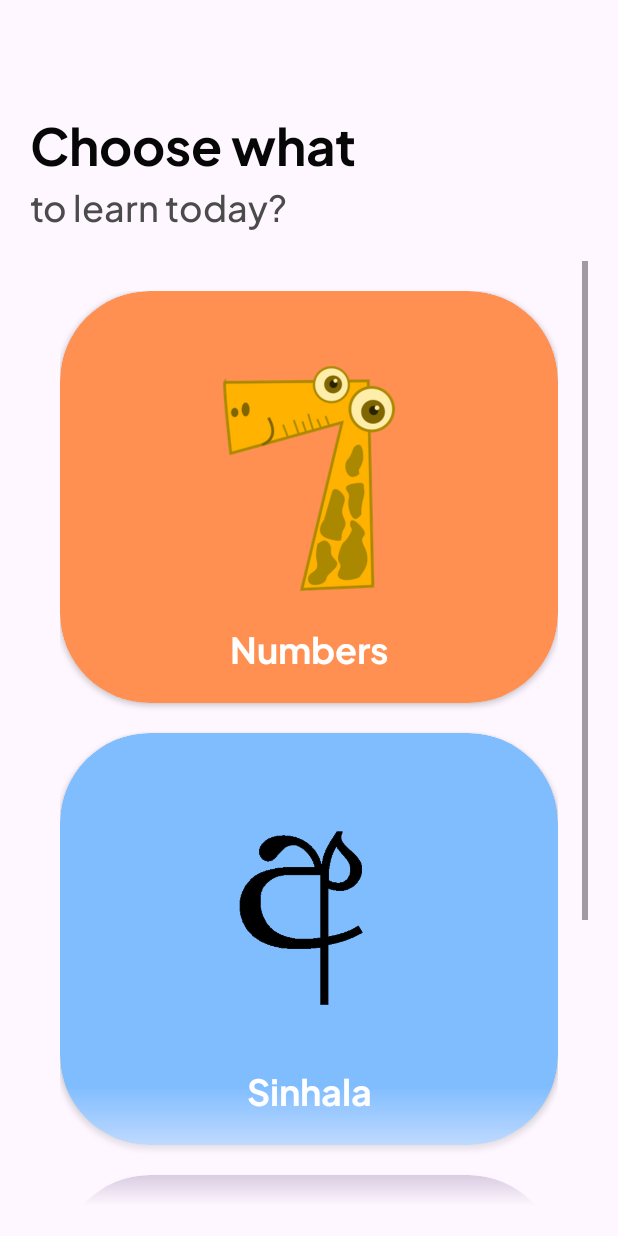
After one commit to DItheM/ElementaryApp, an Android app: the HomeActivity screen opened directly, with no data from a screen before it, on a phone screen of 412 x 824 dp. The commit adds this screen. Run offline under Robolectric (Android 15) with nearby library versions, the phone set to English and light mode, and no system bars.

Commit message:
home layout added

```diff
--- /dev/null
+++ b/app/src/main/java/com/example/elementaryapp/content/HomeActivity.java
@@ -0,0 +1,16 @@
+package com.example.elementaryapp.content;
+
+import androidx.appcompat.app.AppCompatActivity;
+
+import android.os.Bundle;
+
+import com.example.elementaryapp.R;
+
+public class HomeActivity extends AppCompatActivity {
+
+    @Override
+    protected void onCreate(Bundle savedInstanceState) {
+        super.onCreate(savedInstanceState);
+        setContentView(R.layout.activity_home);
+    }
+}
--- a/app/src/main/java/com/example/elementaryapp/register/SignInActivity.java
+++ b/app/src/main/java/com/example/elementaryapp/register/SignInActivity.java
@@ -2,9 +2,13 @@ package com.example.elementaryapp.register;
 
 import androidx.appcompat.app.AppCompatActivity;
 
+import android.content.Intent;
 import android.os.Bundle;
+import android.view.View;
+import android.widget.Button;
 
 import com.example.elementaryapp.R;
+import com.example.elementaryapp.content.HomeActivity;
 
 public class SignInActivity extends AppCompatActivity {
 
@@ -12,5 +16,15 @@ public class SignInActivity extends AppCompatActivity {
     protected void onCreate(Bundle savedInstanceState) {
         super.onCreate(savedInstanceState);
         setContentView(R.layout.activity_sign_in);
+
+        Button startLearningBtn = findViewById(R.id.start_learning_btn);
+
+        startLearningBtn.setOnClickListener(new View.OnClickListener() {
+            @Override
+            public void onClick(View view) {
+                Intent intent = new Intent(SignInActivity.this, HomeActivity.class);
+                startActivity(intent);
+            }
+        });
     }
 }
--- /dev/null
+++ b/app/src/main/res/layout/activity_home.xml
@@ -0,0 +1,182 @@
+<?xml version="1.0" encoding="utf-8"?>
+<androidx.constraintlayout.widget.ConstraintLayout xmlns:android="http://schemas.android.com/apk/res/android"
+    xmlns:app="http://schemas.android.com/apk/res-auto"
+    xmlns:tools="http://schemas.android.com/tools"
+    android:layout_width="match_parent"
+    android:layout_height="match_parent"
+    android:layout_margin="20dp"
+    tools:context=".content.HomeActivity">
+
+    <LinearLayout
+        android:id="@+id/linearLayout2"
+        android:layout_width="wrap_content"
+        android:layout_height="wrap_content"
+        android:layout_marginTop="50dp"
+        android:orientation="vertical"
+        app:layout_constraintEnd_toEndOf="parent"
+        app:layout_constraintHorizontal_bias="0.0"
+        app:layout_constraintStart_toStartOf="parent"
+        app:layout_constraintTop_toTopOf="parent">
+
+        <TextView
+            android:id="@+id/textView2"
+            android:layout_width="wrap_content"
+            android:layout_height="wrap_content"
+            android:fontFamily="@font/plusjakartasansbold"
+            android:text="Choose what"
+            android:textColor="@color/Heading"
+            android:textSize="34sp" />
+
+        <TextView
+            android:id="@+id/textView3"
+            android:layout_width="wrap_content"
+            android:layout_height="wrap_content"
+            android:fontFamily="@font/plusjakartasansmedium"
+            android:text="to learn today?"
+            android:textColor="@color/subHead"
+            android:textSize="24sp" />
+
+    </LinearLayout>
+
+    <ScrollView
+        android:layout_width="0dp"
+        android:layout_height="0dp"
+        android:layout_marginTop="20dp"
+        android:fadingEdgeLength="80dp"
+        android:requiresFadingEdge="vertical"
+        app:layout_constraintBottom_toBottomOf="parent"
+        app:layout_constraintEnd_toEndOf="parent"
+        app:layout_constraintStart_toStartOf="parent"
+        app:layout_constraintTop_toBottomOf="@+id/linearLayout2">
+
+        <LinearLayout
+            android:layout_width="match_parent"
+            android:layout_height="match_parent"
+            android:orientation="vertical"
+            android:padding="20dp">
+
+            <androidx.cardview.widget.CardView
+                android:id="@+id/cardView"
+                android:layout_width="match_parent"
+                android:layout_height="match_parent"
+                app:cardBackgroundColor="@color/bgClr_1"
+                app:cardCornerRadius="60dp">
+
+                <androidx.constraintlayout.widget.ConstraintLayout
+                    android:layout_width="match_parent"
+                    android:layout_height="match_parent">
+
+                    <ImageView
+                        android:id="@+id/imageView2"
+                        android:layout_width="150dp"
+                        android:layout_height="150dp"
+                        android:layout_marginTop="50dp"
+                        app:layout_constraintEnd_toEndOf="parent"
+                        app:layout_constraintStart_toStartOf="parent"
+                        app:layout_constraintTop_toTopOf="parent"
+                        app:srcCompat="@drawable/m_1" />
+
+                    <TextView
+                        android:id="@+id/textView6"
+                        android:layout_width="wrap_content"
+                        android:layout_height="wrap_content"
+                        android:layout_marginTop="20dp"
+                        android:layout_marginBottom="20dp"
+                        android:fontFamily="@font/plusjakartasansbold"
+                        android:text="Numbers"
+                        android:textColor="@color/white"
+                        android:textSize="24sp"
+                        app:layout_constraintBottom_toBottomOf="parent"
+                        app:layout_constraintEnd_toEndOf="parent"
+                        app:layout_constraintStart_toStartOf="parent"
+                        app:layout_constraintTop_toBottomOf="@+id/imageView2"
+                        app:layout_constraintVertical_bias="0.26" />
+                </androidx.constraintlayout.widget.ConstraintLayout>
+
+            </androidx.cardview.widget.CardView>
+
+            <androidx.cardview.widget.CardView
+                android:id="@+id/cardView2"
+                android:layout_width="match_parent"
+                android:layout_height="wrap_content"
+                android:layout_marginTop="20dp"
+                app:cardBackgroundColor="@color/bgClr_3"
+                app:cardCornerRadius="60dp">
+
+                <androidx.constraintlayout.widget.ConstraintLayout
+                    android:layout_width="match_parent"
+                    android:layout_height="match_parent">
+
+                    <ImageView
+                        android:id="@+id/imageView3"
+                        android:layout_width="150dp"
+                        android:layout_height="150dp"
+                        android:layout_marginTop="50dp"
+                        app:layout_constraintEnd_toEndOf="parent"
+                        app:layout_constraintStart_toStartOf="parent"
+                        app:layout_constraintTop_toTopOf="parent"
+                        app:srcCompat="@drawable/s_1" />
+
+                    <TextView
+                        android:id="@+id/textView7"
+                        android:layout_width="wrap_content"
+                        android:layout_height="wrap_content"
+                        android:layout_marginTop="20dp"
+                        android:layout_marginBottom="20dp"
+                        android:fontFamily="@font/plusjakartasansbold"
+                        android:text="Sinhala"
+                        android:textColor="@color/white"
+                        android:textSize="24sp"
+                        app:layout_constraintBottom_toBottomOf="parent"
+                        app:layout_constraintEnd_toEndOf="parent"
+                        app:layout_constraintStart_toStartOf="parent"
+                        app:layout_constraintTop_toBottomOf="@+id/imageView3"
+                        app:layout_constraintVertical_bias="0.26" />
+                </androidx.constraintlayout.widget.ConstraintLayout>
+
+            </androidx.cardview.widget.CardView>
+
+            <androidx.cardview.widget.CardView
+                android:id="@+id/cardView3"
+                android:layout_width="match_parent"
+                android:layout_height="match_parent"
+                android:layout_marginTop="20dp"
+                app:cardBackgroundColor="@color/bgClr_2"
+                app:cardCornerRadius="60dp">
+
+                <androidx.constraintlayout.widget.ConstraintLayout
+                    android:layout_width="match_parent"
+                    android:layout_height="match_parent">
+
+                    <ImageView
+                        android:id="@+id/imageView4"
+                        android:layout_width="150dp"
+                        android:layout_height="150dp"
+                        android:layout_marginTop="50dp"
+                        app:layout_constraintEnd_toEndOf="parent"
+                        app:layout_constraintStart_toStartOf="parent"
+                        app:layout_constraintTop_toTopOf="parent"
+                        app:srcCompat="@drawable/e_1" />
+
+                    <TextView
+                        android:id="@+id/textView8"
+                        android:layout_width="wrap_content"
+                        android:layout_height="wrap_content"
+                        android:layout_marginTop="20dp"
+                        android:layout_marginBottom="20dp"
+                        android:fontFamily="@font/plusjakartasansbold"
+                        android:text="Environment"
+                        android:textColor="@color/white"
+                        android:textSize="24sp"
+                        app:layout_constraintBottom_toBottomOf="parent"
+                        app:layout_constraintEnd_toEndOf="parent"
+                        app:layout_constraintStart_toStartOf="parent"
+                        app:layout_constraintTop_toBottomOf="@+id/imageView4"
+                        app:layout_constraintVertical_bias="0.26" />
+                </androidx.constraintlayout.widget.ConstraintLayout>
+
+            </androidx.cardview.widget.CardView>
+        </LinearLayout>
+    </ScrollView>
+
+</androidx.constraintlayout.widget.ConstraintLayout>
--- a/app/src/main/res/layout/activity_sign_in.xml
+++ b/app/src/main/res/layout/activity_sign_in.xml
@@ -80,13 +80,13 @@
 
     <ImageView
         android:id="@+id/imageView"
-        android:layout_width="300dp"
-        android:layout_height="300dp"
+        android:layout_width="250dp"
+        android:layout_height="250dp"
         android:layout_marginTop="20dp"
         app:layout_constraintEnd_toEndOf="parent"
         app:layout_constraintStart_toStartOf="parent"
         app:layout_constraintTop_toBottomOf="@+id/linearLayout2"
-        app:srcCompat="@drawable/i_1" />
+        app:srcCompat="@drawable/i_3" />
 
     <TextView
         android:id="@+id/textView"
@@ -104,7 +104,7 @@
         app:layout_constraintTop_toBottomOf="@+id/imageView" />
 
     <Button
-        android:id="@+id/button"
+        android:id="@+id/start_learning_btn"
         android:layout_width="300dp"
         android:layout_height="60dp"
         android:layout_marginTop="40dp"
--- a/app/src/main/res/values/colors.xml
+++ b/app/src/main/res/values/colors.xml
@@ -12,5 +12,9 @@
 
     <color name="btnBack">#181824</color>
 
-    <color name="navBtn">#191919</color>
+    <color name="navBackBtn">#191919</color>
+
+    <color name="bgClr_1">#ff9051</color>
+    <color name="bgClr_2">#714f8c</color>
+    <color name="bgClr_3">#80bdff</color>
 </resources>
--- a/app/src/main/res/values/styles.xml
+++ b/app/src/main/res/values/styles.xml
@@ -1,11 +1,11 @@
 <?xml version="1.0" encoding="utf-8"?>
 <resources>
     <style name="email">
-        <item name="android:background">@color/text_edit_background</item>
+<!--        <item name="android:background">@color/text_edit_background</item>-->
         <item name="android:padding">16dp</item>
-        <item name="android:drawableLeft">@drawable/ic_baseline_email_24</item>
-        <item name="drawableTint">@color/placeholder_color</item>
-        <item name="android:textColorHint">@color/placeholder_color</item>
+<!--        <item name="android:drawableLeft">@drawable/ic_baseline_email_24</item>-->
+<!--        <item name="drawableTint">@color/placeholder_color</item>-->
+<!--        <item name="android:textColorHint">@color/placeholder_color</item>-->
         <item name="android:fontFamily">@font/plusjakartasansbold</item>
         <item name="android:textSize">14sp</item>
         <item name="drawableSize">14dp</item>
```
Also changed, not shown: app/src/main/AndroidManifest.xml (+14 -9 lines), app/src/main/res/drawable/e_1.png (added), app/src/main/res/drawable/i_3.jpg (added), app/src/main/res/drawable/m_1.png (added), app/src/main/res/drawable/s_1.png (added).
